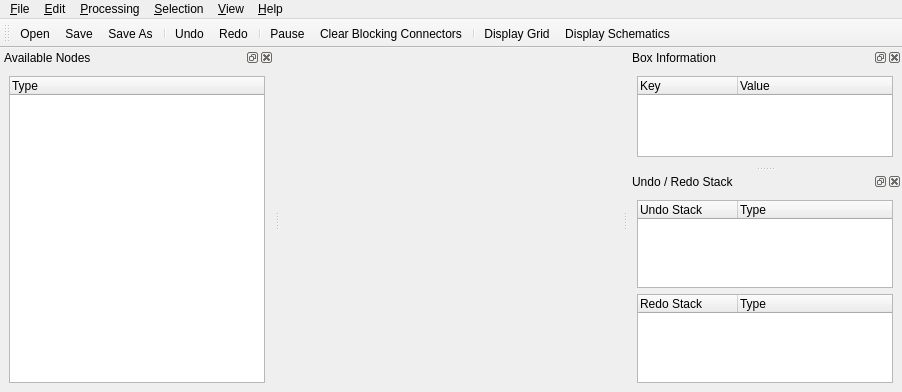
Qt form src/csapex/ui/csapex_window.ui (cogsys-tuebingen/csapex) before a commit.
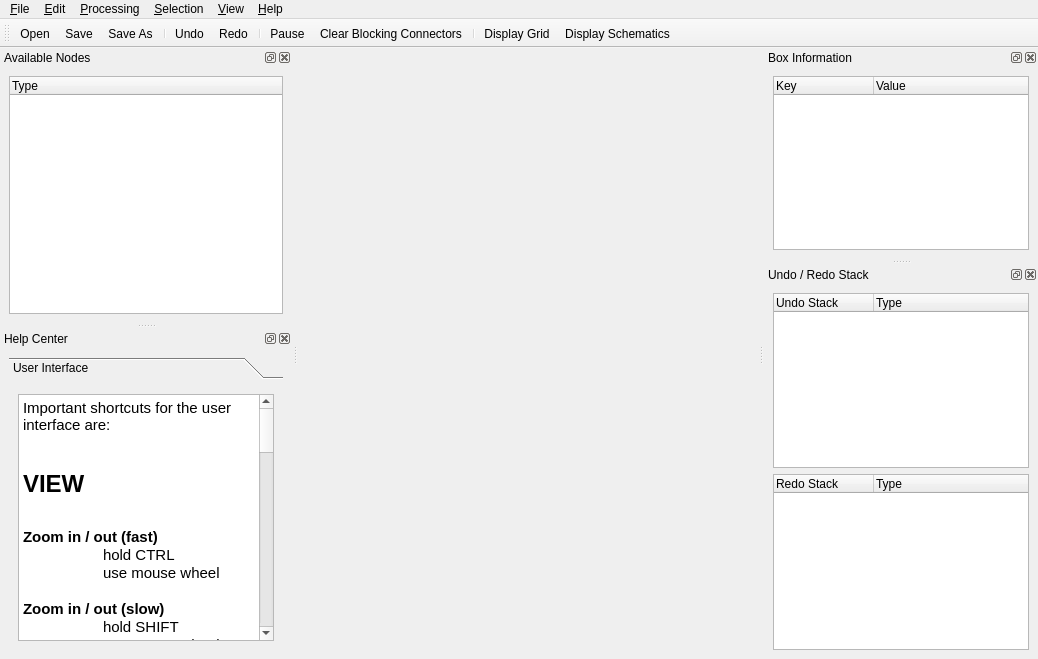
The same form after that commit. Icons and pictures are not drawn.

Commit message: help center; about

```diff
--- a/src/csapex/ui/csapex_window.ui
+++ b/src/csapex/ui/csapex_window.ui
@@ -6,8 +6,8 @@
    <rect>
     <x>0</x>
     <y>0</y>
-    <width>902</width>
-    <height>392</height>
+    <width>1038</width>
+    <height>659</height>
    </rect>
   </property>
   <property name="windowTitle">
@@ -44,7 +44,7 @@
     <rect>
      <x>0</x>
      <y>0</y>
-     <width>902</width>
+     <width>1038</width>
      <height>25</height>
     </rect>
    </property>
@@ -228,6 +228,112 @@
     </layout>
    </widget>
   </widget>
+  <widget class="QDockWidget" name="HelpCenter">
+   <property name="floating">
+    <bool>false</bool>
+   </property>
+   <property name="allowedAreas">
+    <set>Qt::AllDockWidgetAreas</set>
+   </property>
+   <property name="windowTitle">
+    <string>Help Center</string>
+   </property>
+   <attribute name="dockWidgetArea">
+    <number>1</number>
+   </attribute>
+   <widget class="QWidget" name="dockWidgetContents">
+    <layout class="QVBoxLayout" name="verticalLayout_5">
+     <item>
+      <widget class="QToolBox" name="help_toolbox">
+       <property name="currentIndex">
+        <number>0</number>
+       </property>
+       <widget class="QWidget" name="ui">
+        <property name="geometry">
+         <rect>
+          <x>0</x>
+          <y>0</y>
+          <width>274</width>
+          <height>250</height>
+         </rect>
+        </property>
+        <attribute name="icon">
+         <iconset resource="../res/csapex_resources.qrc">
+          <normaloff>:/keyboard.png</normaloff>:/keyboard.png</iconset>
+        </attribute>
+        <attribute name="label">
+         <string>User Interface</string>
+        </attribute>
+        <layout class="QVBoxLayout" name="verticalLayout_6">
+         <item>
+          <widget class="QTextBrowser" name="textBrowser">
+           <property name="html">
+            <string>&lt;!DOCTYPE HTML PUBLIC &quot;-//W3C//DTD HTML 4.0//EN&quot; &quot;http://www.w3.org/TR/REC-html40/strict.dtd&quot;&gt;
+&lt;html&gt;&lt;head&gt;&lt;meta name=&quot;qrichtext&quot; content=&quot;1&quot; /&gt;&lt;style type=&quot;text/css&quot;&gt;
+p, li { white-space: pre-wrap; }
+&lt;/style&gt;&lt;/head&gt;&lt;body style=&quot; font-family:'Ubuntu'; font-size:11pt; font-weight:400; font-style:normal;&quot;&gt;
+&lt;p style=&quot; margin-top:0px; margin-bottom:0px; margin-left:0px; margin-right:0px; -qt-block-indent:0; text-indent:0px;&quot;&gt;Important shortcuts for the user interface are:&lt;/p&gt;
+&lt;p style=&quot;-qt-paragraph-type:empty; margin-top:0px; margin-bottom:0px; margin-left:0px; margin-right:0px; -qt-block-indent:0; text-indent:0px; font-weight:600;&quot;&gt;&lt;br /&gt;&lt;/p&gt;
+&lt;p style=&quot; margin-top:18px; margin-bottom:12px; margin-left:0px; margin-right:0px; -qt-block-indent:0; text-indent:0px;&quot;&gt;&lt;span style=&quot; font-size:xx-large; font-weight:600;&quot;&gt;VIEW&lt;/span&gt;&lt;/p&gt;
+&lt;p style=&quot;-qt-paragraph-type:empty; margin-top:0px; margin-bottom:0px; margin-left:0px; margin-right:0px; -qt-block-indent:0; text-indent:0px; font-weight:600;&quot;&gt;&lt;br /&gt;&lt;/p&gt;
+&lt;p style=&quot; margin-top:0px; margin-bottom:0px; margin-left:0px; margin-right:0px; -qt-block-indent:0; text-indent:0px;&quot;&gt;&lt;span style=&quot; font-weight:600;&quot;&gt;Zoom in / out (fast)&lt;/span&gt;&lt;/p&gt;
+&lt;p style=&quot; margin-top:0px; margin-bottom:0px; margin-left:0px; margin-right:0px; -qt-block-indent:0; text-indent:0px;&quot;&gt;	hold CTRL&lt;/p&gt;
+&lt;p style=&quot; margin-top:0px; margin-bottom:0px; margin-left:0px; margin-right:0px; -qt-block-indent:0; text-indent:0px;&quot;&gt;	use mouse wheel&lt;/p&gt;
+&lt;p style=&quot;-qt-paragraph-type:empty; margin-top:0px; margin-bottom:0px; margin-left:0px; margin-right:0px; -qt-block-indent:0; text-indent:0px;&quot;&gt;&lt;br /&gt;&lt;/p&gt;
+&lt;p style=&quot; margin-top:0px; margin-bottom:0px; margin-left:0px; margin-right:0px; -qt-block-indent:0; text-indent:0px;&quot;&gt;&lt;span style=&quot; font-weight:600;&quot;&gt;Zoom in / out (slow)&lt;/span&gt;&lt;/p&gt;
+&lt;p style=&quot; margin-top:0px; margin-bottom:0px; margin-left:0px; margin-right:0px; -qt-block-indent:0; text-indent:0px;&quot;&gt;	hold SHIFT&lt;/p&gt;
+&lt;p style=&quot; margin-top:0px; margin-bottom:0px; margin-left:0px; margin-right:0px; -qt-block-indent:0; text-indent:0px;&quot;&gt;	use mouse wheel&lt;/p&gt;
+&lt;p style=&quot;-qt-paragraph-type:empty; margin-top:0px; margin-bottom:0px; margin-left:0px; margin-right:0px; -qt-block-indent:0; text-indent:0px; font-weight:600;&quot;&gt;&lt;br /&gt;&lt;/p&gt;
+&lt;p style=&quot; margin-top:0px; margin-bottom:0px; margin-left:0px; margin-right:0px; -qt-block-indent:0; text-indent:0px;&quot;&gt;&lt;span style=&quot; font-weight:600;&quot;&gt;Pan the view&lt;/span&gt;&lt;/p&gt;
+&lt;p style=&quot; margin-top:0px; margin-bottom:0px; margin-left:0px; margin-right:0px; -qt-block-indent:0; text-indent:0px;&quot;&gt;	hold SPACE&lt;/p&gt;
+&lt;p style=&quot; margin-top:0px; margin-bottom:0px; margin-left:0px; margin-right:0px; -qt-block-indent:0; text-indent:0px;&quot;&gt;	drag left mouse button&lt;/p&gt;
+&lt;p style=&quot;-qt-paragraph-type:empty; margin-top:0px; margin-bottom:0px; margin-left:0px; margin-right:0px; -qt-block-indent:0; text-indent:0px; font-weight:600;&quot;&gt;&lt;br /&gt;&lt;/p&gt;
+&lt;p style=&quot; margin-top:0px; margin-bottom:0px; margin-left:0px; margin-right:0px; -qt-block-indent:0; text-indent:0px;&quot;&gt;&lt;span style=&quot; font-weight:600;&quot;&gt;Create a new node (keyboard mode)&lt;/span&gt;&lt;/p&gt;
+&lt;p style=&quot; margin-top:0px; margin-bottom:0px; margin-left:0px; margin-right:0px; -qt-block-indent:0; text-indent:0px;&quot;&gt;	CTRL + SPACE&lt;/p&gt;
+&lt;p style=&quot; margin-top:0px; margin-bottom:0px; margin-left:0px; margin-right:0px; -qt-block-indent:0; text-indent:0px;&quot;&gt;	Type in which node to create&lt;/p&gt;
+&lt;p style=&quot;-qt-paragraph-type:empty; margin-top:0px; margin-bottom:0px; margin-left:0px; margin-right:0px; -qt-block-indent:0; text-indent:0px;&quot;&gt;&lt;br /&gt;&lt;/p&gt;
+&lt;p style=&quot; margin-top:18px; margin-bottom:12px; margin-left:0px; margin-right:0px; -qt-block-indent:0; text-indent:0px;&quot;&gt;&lt;span style=&quot; font-size:xx-large; font-weight:600;&quot;&gt;Node Interaction&lt;/span&gt;&lt;/p&gt;
+&lt;p style=&quot; margin-top:0px; margin-bottom:0px; margin-left:0px; margin-right:0px; -qt-block-indent:0; text-indent:0px;&quot;&gt;&lt;span style=&quot; font-weight:600;&quot;&gt;Move a node without interaction&lt;/span&gt;&lt;/p&gt;
+&lt;p style=&quot; margin-top:0px; margin-bottom:0px; margin-left:0px; margin-right:0px; -qt-block-indent:0; text-indent:0px;&quot;&gt;	hold CTRL &lt;/p&gt;
+&lt;p style=&quot; margin-top:0px; margin-bottom:0px; margin-left:0px; margin-right:0px; -qt-block-indent:0; text-indent:0px;&quot;&gt;	drag the node with the left mouse button&lt;/p&gt;
+&lt;p style=&quot;-qt-paragraph-type:empty; margin-top:0px; margin-bottom:0px; margin-left:0px; margin-right:0px; -qt-block-indent:0; text-indent:0px;&quot;&gt;&lt;br /&gt;&lt;/p&gt;
+&lt;p style=&quot; margin-top:0px; margin-bottom:0px; margin-left:0px; margin-right:0px; -qt-block-indent:0; text-indent:0px;&quot;&gt;&lt;span style=&quot; font-weight:600;&quot;&gt;Duplicate a node (without its settings)&lt;/span&gt;&lt;/p&gt;
+&lt;p style=&quot; margin-top:0px; margin-bottom:0px; margin-left:0px; margin-right:0px; -qt-block-indent:0; text-indent:0px;&quot;&gt;	hold SHIFT&lt;/p&gt;
+&lt;p style=&quot; margin-top:0px; margin-bottom:0px; margin-left:0px; margin-right:0px; -qt-block-indent:0; text-indent:0px;&quot;&gt;	drag left mouse button&lt;/p&gt;
+&lt;p style=&quot;-qt-paragraph-type:empty; margin-top:0px; margin-bottom:0px; margin-left:0px; margin-right:0px; -qt-block-indent:0; text-indent:0px;&quot;&gt;&lt;br /&gt;&lt;/p&gt;
+&lt;p style=&quot; margin-top:0px; margin-bottom:0px; margin-left:0px; margin-right:0px; -qt-block-indent:0; text-indent:0px;&quot;&gt;&lt;span style=&quot; font-weight:600;&quot;&gt;Undo a change&lt;/span&gt;&lt;/p&gt;
+&lt;p style=&quot; margin-top:0px; margin-bottom:0px; margin-left:0px; margin-right:0px; -qt-block-indent:0; text-indent:0px;&quot;&gt;	CTRL + Z&lt;/p&gt;
+&lt;p style=&quot;-qt-paragraph-type:empty; margin-top:0px; margin-bottom:0px; margin-left:0px; margin-right:0px; -qt-block-indent:0; text-indent:0px;&quot;&gt;&lt;br /&gt;&lt;/p&gt;
+&lt;p style=&quot; margin-top:0px; margin-bottom:0px; margin-left:0px; margin-right:0px; -qt-block-indent:0; text-indent:0px;&quot;&gt;&lt;span style=&quot; font-weight:600;&quot;&gt;Redo a change&lt;/span&gt;&lt;/p&gt;
+&lt;p style=&quot; margin-top:0px; margin-bottom:0px; margin-left:0px; margin-right:0px; -qt-block-indent:0; text-indent:0px;&quot;&gt;	CTRL + SHIFT + Z&lt;/p&gt;
+&lt;p style=&quot;-qt-paragraph-type:empty; margin-top:0px; margin-bottom:0px; margin-left:0px; margin-right:0px; -qt-block-indent:0; text-indent:0px;&quot;&gt;&lt;br /&gt;&lt;/p&gt;
+&lt;p style=&quot;-qt-paragraph-type:empty; margin-top:0px; margin-bottom:0px; margin-left:0px; margin-right:0px; -qt-block-indent:0; text-indent:0px;&quot;&gt;&lt;br /&gt;&lt;/p&gt;
+&lt;p style=&quot;-qt-paragraph-type:empty; margin-top:0px; margin-bottom:0px; margin-left:0px; margin-right:0px; -qt-block-indent:0; text-indent:0px;&quot;&gt;&lt;br /&gt;&lt;/p&gt;
+&lt;p style=&quot; margin-top:18px; margin-bottom:12px; margin-left:0px; margin-right:0px; -qt-block-indent:0; text-indent:0px;&quot;&gt;&lt;span style=&quot; font-size:xx-large; font-weight:600;&quot;&gt;Connections&lt;/span&gt;&lt;/p&gt;
+&lt;p style=&quot; margin-top:0px; margin-bottom:0px; margin-left:0px; margin-right:0px; -qt-block-indent:0; text-indent:0px;&quot;&gt;&lt;span style=&quot; font-weight:600;&quot;&gt;Create a new connection&lt;/span&gt;&lt;/p&gt;
+&lt;p style=&quot; margin-top:0px; margin-bottom:0px; margin-left:0px; margin-right:0px; -qt-block-indent:0; text-indent:0px;&quot;&gt;	left mouse drag an output connector&lt;/p&gt;
+&lt;p style=&quot; margin-top:0px; margin-bottom:0px; margin-left:0px; margin-right:0px; -qt-block-indent:0; text-indent:0px;&quot;&gt;	move the connection to a target connector&lt;/p&gt;
+&lt;p style=&quot;-qt-paragraph-type:empty; margin-top:0px; margin-bottom:0px; margin-left:0px; margin-right:0px; -qt-block-indent:0; text-indent:0px; font-weight:600;&quot;&gt;&lt;br /&gt;&lt;/p&gt;
+&lt;p style=&quot; margin-top:0px; margin-bottom:0px; margin-left:0px; margin-right:0px; -qt-block-indent:0; text-indent:0px;&quot;&gt;&lt;span style=&quot; font-weight:600;&quot;&gt;Move a connection&lt;/span&gt;&lt;/p&gt;
+&lt;p style=&quot; margin-top:0px; margin-bottom:0px; margin-left:0px; margin-right:0px; -qt-block-indent:0; text-indent:0px;&quot;&gt;	right mouse drag a connector&lt;/p&gt;
+&lt;p style=&quot;-qt-paragraph-type:empty; margin-top:0px; margin-bottom:0px; margin-left:0px; margin-right:0px; -qt-block-indent:0; text-indent:0px; font-weight:600;&quot;&gt;&lt;br /&gt;&lt;/p&gt;
+&lt;p style=&quot; margin-top:0px; margin-bottom:0px; margin-left:0px; margin-right:0px; -qt-block-indent:0; text-indent:0px;&quot;&gt;&lt;span style=&quot; font-weight:600;&quot;&gt;Add a fulcrum to a connection&lt;/span&gt;&lt;/p&gt;
+&lt;p style=&quot; margin-top:0px; margin-bottom:0px; margin-left:0px; margin-right:0px; -qt-block-indent:0; text-indent:0px;&quot;&gt;	left click + left mouse drag&lt;/p&gt;
+&lt;p style=&quot;-qt-paragraph-type:empty; margin-top:0px; margin-bottom:0px; margin-left:0px; margin-right:0px; -qt-block-indent:0; text-indent:0px;&quot;&gt;&lt;br /&gt;&lt;/p&gt;
+&lt;p style=&quot; margin-top:0px; margin-bottom:0px; margin-left:0px; margin-right:0px; -qt-block-indent:0; text-indent:0px;&quot;&gt;&lt;span style=&quot; font-weight:600;&quot;&gt;Delete a connection&lt;/span&gt;&lt;/p&gt;
+&lt;p style=&quot; margin-top:0px; margin-bottom:0px; margin-left:0px; margin-right:0px; -qt-block-indent:0; text-indent:0px;&quot;&gt;	middle click on connection&lt;/p&gt;
+&lt;p style=&quot;-qt-paragraph-type:empty; margin-top:0px; margin-bottom:0px; margin-left:0px; margin-right:0px; -qt-block-indent:0; text-indent:0px;&quot;&gt;&lt;br /&gt;&lt;/p&gt;
+&lt;p style=&quot;-qt-paragraph-type:empty; margin-top:0px; margin-bottom:0px; margin-left:0px; margin-right:0px; -qt-block-indent:0; text-indent:0px;&quot;&gt;&lt;br /&gt;&lt;/p&gt;&lt;/body&gt;&lt;/html&gt;</string>
+           </property>
+          </widget>
+         </item>
+        </layout>
+       </widget>
+      </widget>
+     </item>
+    </layout>
+   </widget>
+  </widget>
   <action name="actionSave">
    <property name="icon">
     <iconset resource="../res/csapex_resources.qrc">
```
Left out of the diff: 27 changed lines with no effect on the pictures. The commit also changes 6 other files.
